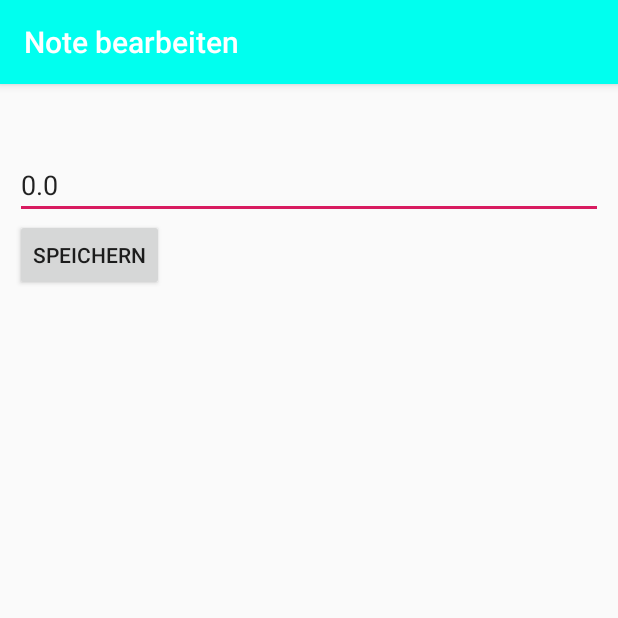
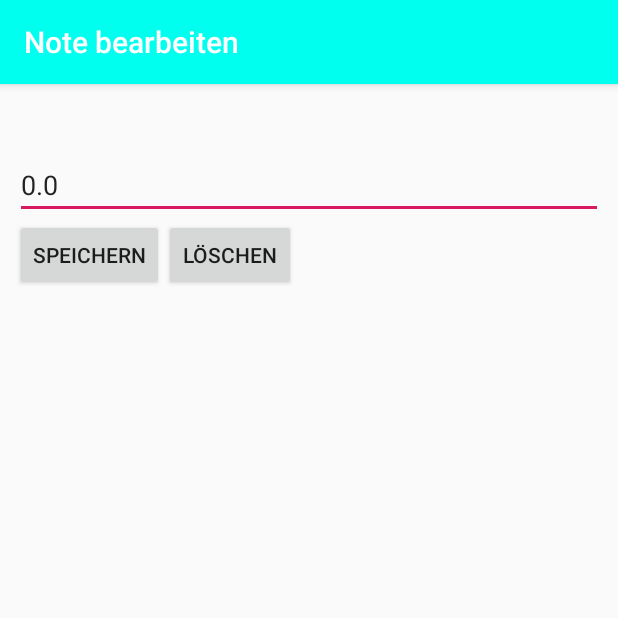
Before and after one commit to Jolicous/HowToPassBMS, an Android app: the UpdateGradeActivity screen opened directly, with no data from a screen before it, on a phone screen of 412 x 824 dp, the top half of it. Run offline under Robolectric (Android 15) with nearby library versions, the phone set to English and light mode, and no system bars; our stand-ins replace Room's generated code.

Commit message:
add delete to grade

```diff
--- a/app/src/main/java/com/example/howtopassbms/UpdateGradeActivity.java
+++ b/app/src/main/java/com/example/howtopassbms/UpdateGradeActivity.java
@@ -49,6 +49,21 @@ public class UpdateGradeActivity extends AppCompatActivity {
             }
         });
 
+        AppDatabase db = AppDatabase.getAppDatabase(this);
+        Button deleteButton = findViewById(R.id.deleteButton);
+        deleteButton.setOnClickListener(new View.OnClickListener() {
+            @Override
+            public void onClick(View v) {
+                db.gradeDao().delete(db.gradeDao().getGradeById(gradeId));
+                Intent GradeIntent = new Intent(getApplicationContext(), GradeActivity.class);
+                GradeIntent.putExtra("subjectId", subjectId);
+                GradeIntent.putExtra("subjectName", intent.getStringExtra("subjectName"));
+                GradeIntent.putExtra("semesterId", intent.getIntExtra("semesterId", 0));
+                GradeIntent.putExtra("semesterName", intent.getStringExtra("semesterName"));
+                startActivity(GradeIntent);
+            }
+        });
+
     }
 
     private Grade updateGrade(Grade grade) {
--- a/app/src/main/java/com/example/howtopassbms/dal/GradeDao.java
+++ b/app/src/main/java/com/example/howtopassbms/dal/GradeDao.java
@@ -19,13 +19,15 @@ public interface GradeDao {
     @Query("SELECT * FROM grade WHERE subjectid LIKE :subjectId")
     List<Grade> getAllBySubjectId(int subjectId);
 
-
     @Insert
     void insertAll(Grade... grades);
 
     @Update
     void updateGrade(Grade grade);
 
+    @Query("SELECT * FROM grade WHERE id LIKE :id")
+    Grade getGradeById(int id);
+
     @Delete
     void delete(Grade grade);
 }
--- a/app/src/main/res/layout/activity_update_grade.xml
+++ b/app/src/main/res/layout/activity_update_grade.xml
@@ -22,5 +22,13 @@
         android:layout_below="@+id/editText"
         android:text="Speichern" />
 
+    <Button
+        android:id="@+id/deleteButton"
+        android:layout_width="wrap_content"
+        android:layout_height="wrap_content"
+        android:layout_below="@+id/editText"
+        android:layout_toRightOf="@+id/button"
+        android:text="Löschen" />
+
 
 </RelativeLayout>
```
